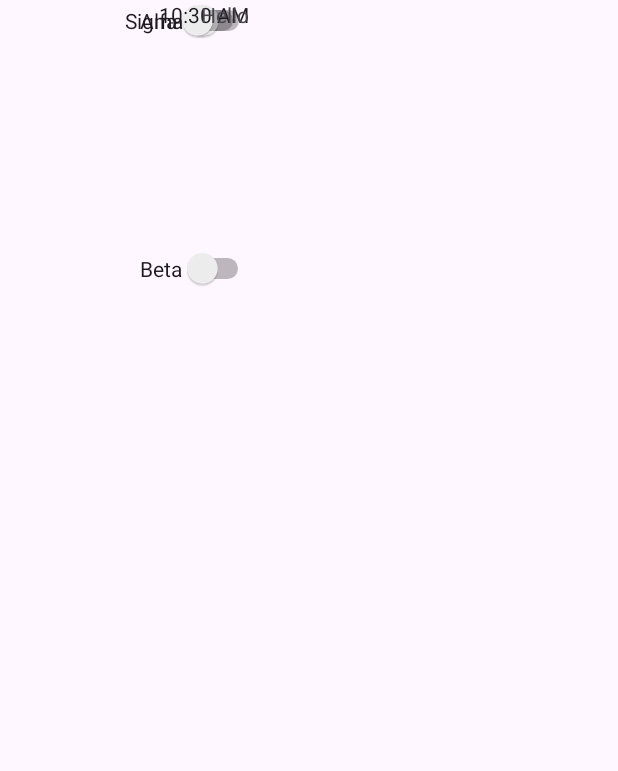
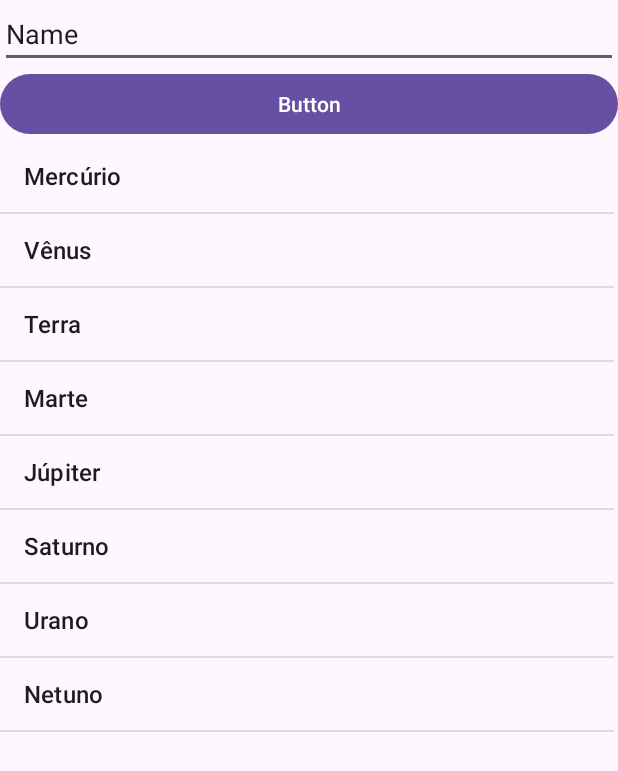
Before and after one commit to Arthur-Pereira-5019/Mobile-Programming-Class-Activities, an Android app: the screen it shows after launch (MainActivity), on a phone screen of 412 x 824 dp. Shown: the top 771 px of the screen. Run offline under Robolectric (Android 15) with nearby library versions, the phone set to English and light mode, and no system bars.

Commit message:
New repository for creating a planet list

```diff
--- a/app/src/main/java/com/example/app/MainActivity.java
+++ b/app/src/main/java/com/example/app/MainActivity.java
@@ -1,6 +1,8 @@
 package com.example.app;
 
 import android.os.Bundle;
+import android.widget.ArrayAdapter;
+import android.widget.ListView;
 
 import androidx.activity.EdgeToEdge;
 import androidx.appcompat.app.AppCompatActivity;
@@ -9,6 +11,8 @@ import androidx.core.view.ViewCompat;
 import androidx.core.view.WindowInsetsCompat;
 
 public class MainActivity extends AppCompatActivity {
+
+    PlanetaController planetaController;
 
     @Override
     protected void onCreate(Bundle savedInstanceState) {
@@ -20,5 +24,11 @@ public class MainActivity extends AppCompatActivity {
             v.setPadding(systemBars.left, systemBars.top, systemBars.right, systemBars.bottom);
             return insets;
         });
+        planetaController = new PlanetaController();
+        ListView lv = findViewById(R.id.listView);
+
+        ArrayAdapter<String> adapter = new ArrayAdapter<>(this, android.R.layout.simple_list_item_1, planetaController.getNomePlanetas());
+        lv.setAdapter(adapter);
+
     }
 }
--- /dev/null
+++ b/app/src/main/java/com/example/app/Planeta.java
@@ -0,0 +1,11 @@
+package com.example.app;
+
+public class Planeta {
+    String nome;
+    int foto;
+
+    public Planeta(String nome, int foto) {
+        this.nome = nome;
+        this.foto = foto;
+    }
+}
--- /dev/null
+++ b/app/src/main/java/com/example/app/PlanetaController.java
@@ -0,0 +1,26 @@
+package com.example.app;
+
+import java.util.ArrayList;
+
+public class PlanetaController {
+    PlanetaDAO planetaDAO;
+
+    public PlanetaController() {
+        planetaDAO = new PlanetaDAO();
+    }
+    public void addPlaneta(Planeta planeta) {
+
+    }
+
+    public ArrayList<String> getNomePlanetas(){
+        ArrayList<String> nomes = new ArrayList<>();
+        for(Planeta p: planetaDAO.getPlanetas()) {
+            nomes.add(p.nome);
+        }
+        return nomes;
+    }
+
+    public ArrayList<Planeta> getPlaneta() {
+        return planetaDAO.getPlanetas();
+    }
+}
--- /dev/null
+++ b/app/src/main/java/com/example/app/PlanetaDAO.java
@@ -0,0 +1,26 @@
+package com.example.app;
+
+import java.util.ArrayList;
+
+public class PlanetaDAO {
+
+    ArrayList<Planeta> arrayListPlanetas;
+
+    public PlanetaDAO() {
+        arrayListPlanetas = new ArrayList<Planeta>();
+
+        arrayListPlanetas.add(new Planeta("Mercúrio", R.drawable.mercury));
+        arrayListPlanetas.add(new Planeta("Vênus", R.drawable.venus));
+        arrayListPlanetas.add(new Planeta("Terra", R.drawable.earth));
+        arrayListPlanetas.add(new Planeta("Marte", R.drawable.mars));
+        arrayListPlanetas.add(new Planeta("Júpiter", R.drawable.jupter));
+        arrayListPlanetas.add(new Planeta("Saturno", R.drawable.saturn));
+        arrayListPlanetas.add(new Planeta("Urano", R.drawable.uranus));
+        arrayListPlanetas.add(new Planeta("Netuno", R.drawable.neptune));
+
+    }
+
+    public ArrayList<Planeta> getPlanetas() {
+        return arrayListPlanetas;
+    }
+}
--- a/app/src/main/res/layout/activity_main.xml
+++ b/app/src/main/res/layout/activity_main.xml
@@ -7,48 +7,43 @@
     android:layout_height="match_parent"
     tools:context=".MainActivity">
 
-    <Switch
-        android:id="@+id/switch1"
-        android:layout_width="wrap_content"
-        android:layout_height="wrap_content"
-        android:layout_marginStart="93dp"
-        android:layout_marginTop="165dp"
-        android:text="@string/beta"
-        app:layout_constraintStart_toStartOf="parent"
-        app:layout_constraintTop_toTopOf="parent" />
+    <LinearLayout
+        android:layout_width="match_parent"
+        android:layout_height="match_parent"
+        android:orientation="vertical">
 
-    <Switch
-        android:id="@+id/switch2"
-        android:layout_width="wrap_content"
-        android:layout_height="wrap_content"
-        android:layout_marginStart="84dp"
-        android:text="Sigma"
-        app:layout_constraintEnd_toEndOf="@+id/switch1"
-        app:layout_constraintStart_toStartOf="parent"
-        tools:layout_editor_absoluteY="212dp" />
+        <EditText
+            android:id="@+id/textField"
+            android:layout_width="match_parent"
+            android:layout_height="wrap_content"
+            android:ems="10"
+            android:inputType="text"
+            android:text="Name" />
 
-    <Switch
-        android:id="@+id/switch3"
-        android:layout_width="wrap_content"
-        android:layout_height="wrap_content"
-        android:layout_marginEnd="4dp"
-        android:text="Alfa"
-        app:layout_constraintEnd_toEndOf="@+id/switch2"
-        tools:layout_editor_absoluteY="273dp" />
+        <Button
+            android:id="@+id/btn"
+            android:layout_width="match_parent"
+            android:layout_height="wrap_content"
+            android:text="Button"
+            app:layout_constraintBottom_toTopOf="@+id/listView"
+            app:layout_constraintEnd_toStartOf="@+id/listView"
+            app:layout_constraintHorizontal_bias="0.5"
+            app:layout_constraintStart_toEndOf="@+id/textView"
+            app:layout_constraintTop_toBottomOf="@+id/textView" />
 
-    <TextClock
-        android:id="@+id/textClock"
-        android:layout_width="wrap_content"
-        android:layout_height="wrap_content"
-        app:layout_constraintEnd_toEndOf="@+id/textView"
-        tools:layout_editor_absoluteY="356dp" />
+        <ListView
+            android:id="@+id/listView"
+            android:layout_width="409dp"
+            android:layout_height="wrap_content"
+            android:layout_weight="1"
+            app:layout_constraintBottom_toBottomOf="parent"
+            app:layout_constraintEnd_toEndOf="parent"
+            app:layout_constraintHorizontal_bias="0.5"
+            app:layout_constraintStart_toEndOf="@+id/btn"
+            app:layout_constraintTop_toBottomOf="@+id/btn">
 
-    <TextView
-        android:id="@+id/textView"
-        android:layout_width="wrap_content"
-        android:layout_height="wrap_content"
-        android:text="@string/hello"
-        app:layout_constraintEnd_toEndOf="@+id/switch3"
-        tools:layout_editor_absoluteY="324dp" />
+        </ListView>
+
+    </LinearLayout>
 
 </androidx.constraintlayout.widget.ConstraintLayout>
--- /dev/null
+++ b/app/src/main/res/layout/item_lista.xml
@@ -0,0 +1,28 @@
+<?xml version="1.0" encoding="utf-8"?>
+<androidx.constraintlayout.widget.ConstraintLayout xmlns:android="http://schemas.android.com/apk/res/android"
+    xmlns:app="http://schemas.android.com/apk/res-auto"
+    xmlns:tools="http://schemas.android.com/tools"
+    android:layout_width="match_parent"
+    android:layout_height="match_parent">
+
+    <ImageView
+        android:id="@+id/imageView"
+        android:layout_width="wrap_content"
+        android:layout_height="wrap_content"
+        app:layout_constraintEnd_toStartOf="@+id/textView2"
+        app:layout_constraintHorizontal_bias="0.5"
+        app:layout_constraintStart_toStartOf="parent"
+        tools:layout_editor_absoluteY="26dp"
+        tools:srcCompat="@tools:sample/avatars" />
+
+    <TextView
+        android:id="@+id/textView2"
+        android:layout_width="wrap_content"
+        android:layout_height="wrap_content"
+        android:text="TextView"
+        app:layout_constraintBottom_toBottomOf="@+id/imageView"
+        app:layout_constraintEnd_toEndOf="parent"
+        app:layout_constraintHorizontal_bias="0.5"
+        app:layout_constraintStart_toEndOf="@+id/imageView"
+        app:layout_constraintTop_toTopOf="parent" />
+</androidx.constraintlayout.widget.ConstraintLayout>
```
Also changed, not shown: app/src/main/res/drawable/earth.png (added), app/src/main/res/drawable/jupter.png (added), app/src/main/res/drawable/mars.png (added), app/src/main/res/drawable/mercury.png (added), app/src/main/res/drawable/neptune.png (added), app/src/main/res/drawable/saturn.png (added), app/src/main/res/drawable/sun.png (added), app/src/main/res/drawable/uranus.png (added), app/src/main/res/drawable/venus.png (added).
